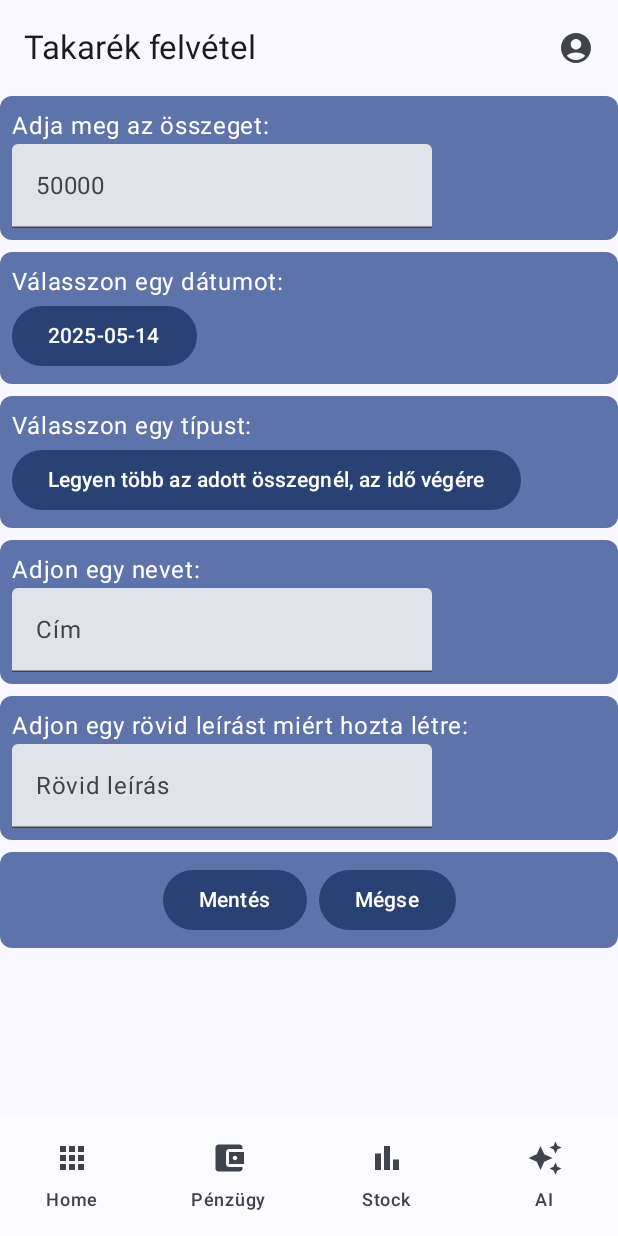
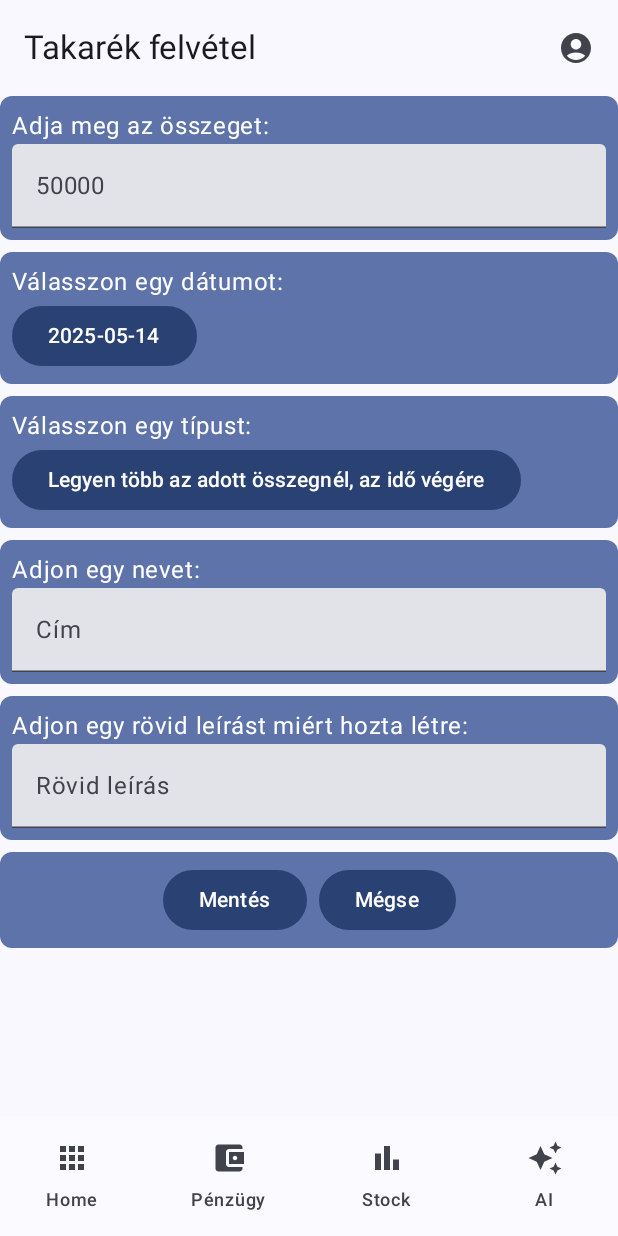
Before and after one commit to Futaztan/androidhf, an Android app built with Jetpack Compose: the MoneySavingsScreen screen opened through its navigation route, on a phone screen of 412 x 824 dp. Run offline under Robolectric (Android 15) with nearby library versions, the phone set to English and light mode, and no system bars; libraries missing offline, so code that uses them is left out: io.polygon.kotlin; 1 statement that could not run was skipped.

Commit message:
Savings és numbertextfieldben csináltam valamit

```diff
--- a/app/src/main/java/com/androidhf/ui/reuseable/NumberTextField.kt
+++ b/app/src/main/java/com/androidhf/ui/reuseable/NumberTextField.kt
@@ -4,10 +4,11 @@ import androidx.compose.foundation.text.KeyboardOptions
 import androidx.compose.material3.Text
 import androidx.compose.material3.TextField
 import androidx.compose.runtime.Composable
+import androidx.compose.ui.Modifier
 import androidx.compose.ui.text.input.KeyboardType
 
 @Composable
-fun NumberTextField(input: String, onInputChange: (String) -> Unit, placeholder: String = "") {
+fun NumberTextField(modifier: Modifier = Modifier, input: String, onInputChange: (String) -> Unit, placeholder: String = "") {
     TextField(
         value = input,
         onValueChange = {
@@ -16,6 +17,7 @@ fun NumberTextField(input: String, onInputChange: (String) -> Unit, placeholder:
             }
         },
         keyboardOptions = KeyboardOptions(keyboardType = KeyboardType.Number),
-        placeholder = { Text(placeholder) }
+        placeholder = { Text(placeholder) },
+        modifier = modifier
     )
 }
--- a/app/src/main/java/com/androidhf/ui/screens/finance/MoneySavings.kt
+++ b/app/src/main/java/com/androidhf/ui/screens/finance/MoneySavings.kt
@@ -9,6 +9,7 @@ import androidx.compose.foundation.layout.Column
 import androidx.compose.foundation.layout.Row
 import androidx.compose.foundation.layout.Spacer
 import androidx.compose.foundation.layout.fillMaxSize
+import androidx.compose.foundation.layout.fillMaxWidth
 import androidx.compose.foundation.layout.height
 import androidx.compose.foundation.layout.padding
 import androidx.compose.foundation.layout.width
@@ -139,7 +140,8 @@ fun MoneySavingsScreen(navController: NavController, viewModel: SavingsViewModel
                 NumberTextField(
                     input = input,
                     onInputChange = { input = it },
-                    placeholder = "50000"
+                    placeholder = "50000",
+                    modifier = Modifier.fillMaxWidth()
                 )
             }
         }
@@ -168,7 +170,8 @@ fun MoneySavingsScreen(navController: NavController, viewModel: SavingsViewModel
                 TextField(
                     value = title,
                     onValueChange = { title = it },
-                    placeholder = { Text("Cím") }
+                    placeholder = { Text("Cím") },
+                    modifier = Modifier.fillMaxWidth()
                 )
             }
         }
@@ -179,7 +182,8 @@ fun MoneySavingsScreen(navController: NavController, viewModel: SavingsViewModel
                 TextField(
                     value = description,
                     onValueChange = { description = it },
-                    placeholder = { Text("Rövid leírás")}
+                    placeholder = { Text("Rövid leírás")},
+                    modifier = Modifier.fillMaxWidth()
                 )
             }
         }
```
